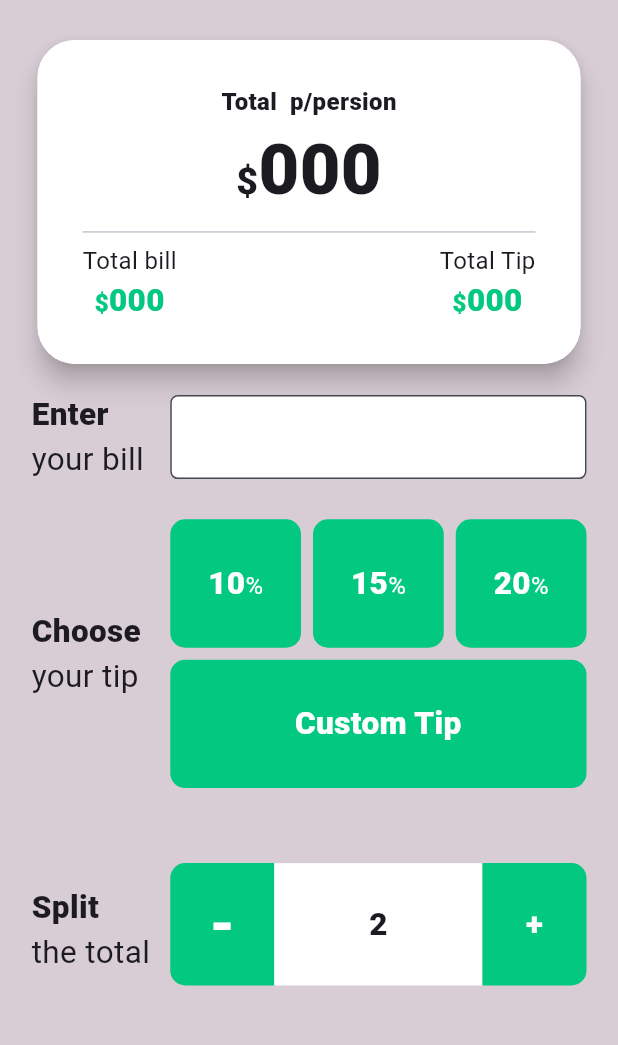
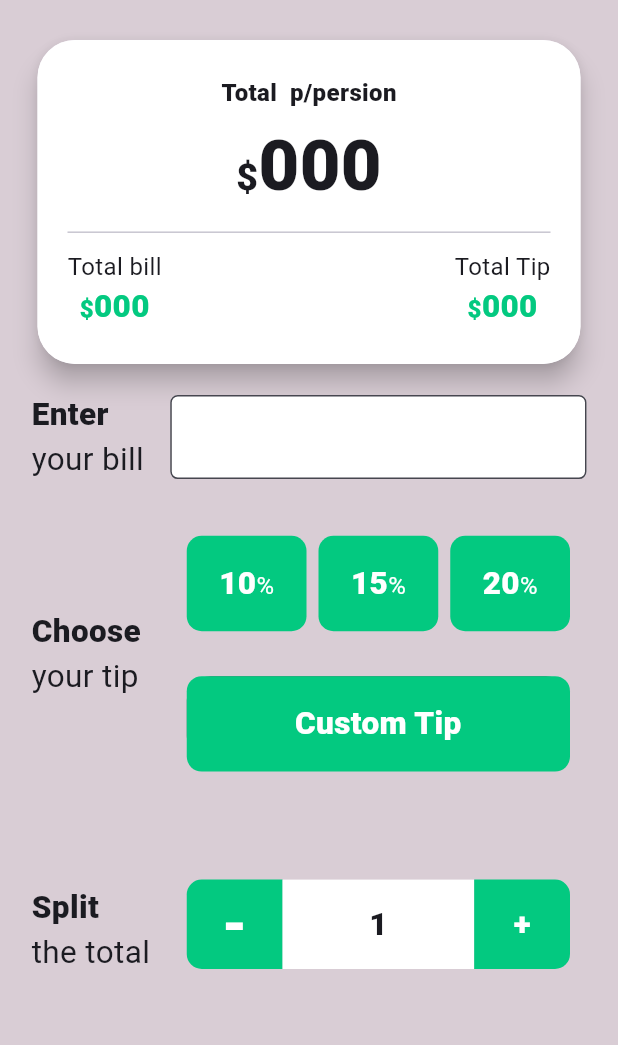
Before and after one commit to sujan759/flutter_Resource_Hub, a Flutter app: the screen it shows after launch, on a phone screen of 412 x 824 dp, the part 132-1177 px from its top. Run offline on Flutter 3.47's test engine with Material 3 defaults, Android fonts, the phone set to English and light mode, and no system bars; our stand-ins replace cached_network_image.

Commit message:
second Ui &  fully function work project complete

```diff
--- a/own_tip_calculator/lib/home_Ui/home.dart
+++ b/own_tip_calculator/lib/home_Ui/home.dart
@@ -8,13 +8,24 @@ class HomePage extends StatefulWidget {
 }
 
 class _HomePageState extends State<HomePage> {
-  var billAmtControler;
+  ///all are global variable // because it is used for any where // function under crete its limited accsses
+  ///
+  var billAmtControler= TextEditingController();
+  int perCount=1;
+  int tipPercent =0;
+  num totalBill=0.0;
+  num totalTipAmt=0.0;
+  num totalAmt=0.0;
+  num perPersonAmt=0.0;
+  bool custumTip= false;
+
 
   @override
   Widget build(BuildContext context) {
     /// SafeArea are used in the app adjucment in the func
     return SafeArea(
       child: Scaffold(
+        resizeToAvoidBottomInset:false,
         backgroundColor: Color(0xFFD9CDD5),
 
         body: Padding(
@@ -51,226 +62,9 @@ class _HomePageState extends State<HomePage> {
 
               Expanded(
                   flex: 2,
-                  child: Row(
-                    mainAxisAlignment: MainAxisAlignment.spaceEvenly,
-                    children: [
-                      Expanded(
-                      child: Text.rich(
-                              TextSpan(
-                                  text: "Split\n",
-                                  style: TextStyle(fontSize: 21, fontWeight: FontWeight.w900),
-                                  children: [
-                                    TextSpan(
-                                      text: "the total",
-                                      style: TextStyle(fontSize: 21, fontWeight: FontWeight.w400
-                                      ),
-                                    ),
-                                  ]
-                            )
-                        ),
-
-                      ),
-                      Expanded(
-                          flex: 3,
-                          child: Column(
-                            children: [
-                              Expanded(
-                                child: Row(
-                                  // mainAxisAlignment: MainAxisAlignment.spaceEvenly,
-                                  children: [
-                                    Expanded(
-                                        child:Container(
-                                          width:double.infinity,
-                                          height: double.infinity,
-                                          decoration: BoxDecoration(
-                                            borderRadius: BorderRadius.only(topLeft: Radius.circular(10),bottomLeft: Radius.circular(10)),
-
-                                            color: Color(0xff03c980),
-
-                                          ),
-                                          child: Center(
-                                            child: Text.rich(
-                                                TextSpan(
-                                                    text: "-",
-                                                    style: TextStyle(
-                                                        fontSize: 38, fontWeight: FontWeight
-                                                        .w900, color: Colors.white),
-
-                                                )
-                                            ),
-                                          ),
-                                        )
-                                    ),
-
-                                    Expanded(
-                                      flex: 2,
-                                        child:Container(
-                                          width:double.infinity,
-                                          height: double.infinity,
-                                          decoration: BoxDecoration(
-                                            // borderRadius: BorderRadius.only(bottomRight: Radius.circular(10),topRight: Radius.circular(10)),
-
-                                            color: Color(0xffffffff),
-
-                                          ),
-                                          child: Center(
-                                            child: Text.rich(
-                                                TextSpan(
-                                                    text: "2",
-                                                    style: TextStyle(
-                                                        fontSize: 21, fontWeight: FontWeight
-                                                        .w900, ),
-
-                                                )
-                                            ),
-                                          ),
-                                        )
-                                    ),
-                                    // SizedBox(width: 8,),
-
-                                    Expanded(
-                                        child:Container(
-                                          width:double.infinity,
-                                          height: double.infinity,
-                                          decoration: BoxDecoration(
-                                            borderRadius: BorderRadius.only(bottomRight: Radius.circular(10),topRight: Radius.circular(10)),
-
-                                            color: Color(0xff03c980),
-
-                                          ),
-                                          child: Center(
-                                            child: Text.rich(
-                                                TextSpan(
-                                                    text: "+",
-                                                    style: TextStyle(
-                                                        fontSize: 21, fontWeight: FontWeight
-                                                        .w900, color: Colors.white),
-
-                                                )
-                                            ),
-                                          ),
-                                        )
-                                    ),
+                  child:lastpart()
 
 
-                                  ],
-                                ),
-                              ),
-                              SizedBox(height: 8,),
-
-                            ],
-                          )
-                      )
-                    ],
-                  ),
-
-                  // child:Row(
-                  //   mainAxisAlignment: MainAxisAlignment.spaceEvenly,
-                  //   children: [
-                  //     Expanded(
-                  //       child: Text.rich(
-                  //           TextSpan(
-                  //               text: "Split\n",
-                  //               style: TextStyle(fontSize: 21, fontWeight: FontWeight.w900),
-                  //               children: [
-                  //                 TextSpan(
-                  //                   text: "the total",
-                  //                   style: TextStyle(fontSize: 21, fontWeight: FontWeight.w400
-                  //                   ),
-                  //                 ),
-                  //               ]
-                  //           )
-                  //       ),
-                  //
-                  //     ),
-                  //     Expanded(
-                  //
-                  //
-                  //         child: Row(
-                  //           mainAxisAlignment: MainAxisAlignment.spaceEvenly,
-                  //           children: [
-                  //             Expanded(
-                  //                 child:Container(
-                  //                   width:double.infinity,
-                  //                   height: double.infinity,
-                  //                   decoration: BoxDecoration(
-                  //                     borderRadius: BorderRadius.only(bottomLeft: Radius.circular(10),topLeft: Radius.circular(10)),
-                  //
-                  //                     color: Color(0xff03c980),
-                  //
-                  //                   ),
-                  //                   child: Center(
-                  //                     child: Text.rich(
-                  //                         TextSpan(
-                  //                             text: "-",
-                  //                             style: TextStyle(
-                  //                                 fontSize: 48, fontWeight: FontWeight
-                  //                                 .w900, color: Colors.white),
-                  //
-                  //                         )
-                  //                     ),
-                  //                   ),
-                  //                 )
-                  //             ),
-                  //             // SizedBox(width: 8,),
-                  //
-                  //             Expanded(
-                  //               flex: 2,
-                  //                 child:Container(
-                  //                   width:double.infinity,
-                  //                   height: double.infinity,
-                  //                   decoration: BoxDecoration(
-                  //                     // borderRadius: BorderRadius.circular(10),
-                  //
-                  //                     color: Color(0xffffffff),
-                  //
-                  //                   ),
-                  //                   child: Center(
-                  //                     child: Text.rich(
-                  //                         TextSpan(
-                  //                             text: "2",
-                  //                             style: TextStyle(
-                  //                                 fontSize: 34, fontWeight: FontWeight
-                  //                                 .w900, ),
-                  //
-                  //                         )
-                  //                     ),
-                  //                   ),
-                  //                 )
-                  //             ),
-                  //             // SizedBox(width: 8,),
-                  //
-                  //             Expanded(
-                  //                 child:Container(
-                  //                   width:double.infinity,
-                  //                   height: double.infinity,
-                  //                   decoration: BoxDecoration(
-                  //                     borderRadius: BorderRadius.only(topRight: Radius.circular(10),bottomRight: Radius.circular(10)),
-                  //
-                  //                     color: Color(0xff03c980),
-                  //
-                  //                   ),
-                  //                   child: Center(
-                  //                     child: Text.rich(
-                  //                         TextSpan(
-                  //                             text: "+",
-                  //                             style: TextStyle(
-                  //                                 fontSize: 38, fontWeight: FontWeight
-                  //                                 .w900, color: Colors.white),
-                  //
-                  //
-                  //                         )
-                  //                     ),
-                  //                   ),
-                  //                 )
-                  //             ),
-                  //
-                  //
-                  //           ],
-                  //         ),
-                  //     ),
-                  //   ],
-                  // ),
               ),
               SizedBox(height: 50,)
 
@@ -332,7 +126,7 @@ class _HomePageState extends State<HomePage> {
 
         ),
         child: Padding(
-          padding: const EdgeInsets.all(30.0),
+          padding: const EdgeInsets.all(20.0),
           child: Column(
             mainAxisAlignment: MainAxisAlignment.spaceEvenly,
             children: [
@@ -345,7 +139,7 @@ class _HomePageState extends State<HomePage> {
                           .w900),
                       children: [
                         TextSpan(
-                          text: "000",
+                          text: "${perPersonAmt==0.0? "000":perPersonAmt.toStringAsFixed(2)}",
                           style: TextStyle(fontSize: 47,
                               fontWeight: FontWeight.w900),
                         ),
@@ -367,7 +161,7 @@ class _HomePageState extends State<HomePage> {
                                   .w900, color: Color(0xff03c980)),
                               children: [
                                 TextSpan(
-                                  text: "000",
+                                  text: "${totalBill==0.0? "000":totalBill.toStringAsFixed(2)}",
                                   style: TextStyle(fontSize: 21,
                                       fontWeight: FontWeight.w900,
                                       color: Color(0xff03c980)),
@@ -389,7 +183,7 @@ class _HomePageState extends State<HomePage> {
                                   .w900, color: Color(0xff03c980)),
                               children: [
                                 TextSpan(
-                                  text: "000",
+                                  text: "${totalTipAmt==0.0? "000":totalTipAmt.toStringAsFixed(2)}",
                                   style: TextStyle(fontSize: 21,
                                       fontWeight: FontWeight.w900,
                                       color: Color(0xff03c980)),
@@ -441,6 +235,7 @@ class _HomePageState extends State<HomePage> {
           flex: 3,
           child: TextField(
             controller: billAmtControler,
+            keyboardType:TextInputType.number ,
             decoration: InputDecoration(
                 fillColor: Colors.white,
                 filled: true,
@@ -482,11 +277,18 @@ Widget getTitelpart4(){
             child: Column(
               children: [
                 Expanded(
+                  child: Padding(
+                    padding: const EdgeInsets.all(11.0),
                     child: Row(
                       // mainAxisAlignment: MainAxisAlignment.spaceEvenly,
                       children: [
                         Expanded(
-                          child:Container(
+                            child:InkWell(
+                              onTap: (){
+                                tipPercent=10;
+                                updateTheResult();
+                              },
+                              child: Container(
                                 width:double.infinity,
                                 height: double.infinity,
                                 decoration: BoxDecoration(
@@ -514,12 +316,18 @@ Widget getTitelpart4(){
                                       )
                                   ),
                                 ),
+                              ),
                             )
                         ),
                         SizedBox(width: 8,),
 
                         Expanded(
-                          child:Container(
+                            child:InkWell(
+                              onTap: (){
+                                tipPercent=15;
+                                updateTheResult();
+                              },
+                              child: Container(
                                 width:double.infinity,
                                 height: double.infinity,
                                 decoration: BoxDecoration(
@@ -547,12 +355,18 @@ Widget getTitelpart4(){
                                       )
                                   ),
                                 ),
+                              ),
                             )
                         ),
                         SizedBox(width: 8,),
 
                         Expanded(
-                          child:Container(
+                            child:InkWell(
+                              onTap: (){
+                                tipPercent=20;
+                                updateTheResult();
+                              },
+                              child: Container(
                                 width:double.infinity,
                                 height: double.infinity,
                                 decoration: BoxDecoration(
@@ -581,6 +395,7 @@ Widget getTitelpart4(){
                                       )
                                   ),
                                 ),
+                              ),
                             )
                         ),
 
@@ -588,8 +403,34 @@ Widget getTitelpart4(){
                       ],
                     ),
                   ),
+                ),
                 SizedBox(height: 8,),
                 Expanded(
+                  child: Padding(
+                    padding: const EdgeInsets.all(11.0),
+                    child: Stack(
+                      children: [
+                        TextField(
+                          // controller: billAmtControler,
+                          keyboardType:TextInputType.number ,
+                          decoration: InputDecoration(
+                              fillColor: Colors.white,
+                              filled: true,
+                              prefixText: "\%",
+                              border: OutlineInputBorder(
+                                  borderRadius: BorderRadius.circular(16)
+                              )
+                          ),
+
+                        ),
+
+                        custumTip? Container():InkWell(
+                          onTap: (){
+                            custumTip=true;
+                            setState(() {
+
+                            });
+                          },
                           child: Container(
                             width:double.infinity,
                             height: double.infinity,
@@ -609,6 +450,11 @@ Widget getTitelpart4(){
                               ),
                             ),
                           ),
+                        ),
+                      ],
+
+                    ),
+                  ),
                 )
               ],
             )
@@ -616,4 +462,157 @@ Widget getTitelpart4(){
       ],
     );
 }
+
+///last part
+Widget lastpart(){
+    return  Row(
+      mainAxisAlignment: MainAxisAlignment.spaceEvenly,
+      children: [
+        Expanded(
+          child: Text.rich(
+              TextSpan(
+                  text: "Split\n",
+                  style: TextStyle(fontSize: 21, fontWeight: FontWeight.w900),
+                  children: [
+                    TextSpan(
+                      text: "the total",
+                      style: TextStyle(fontSize: 21, fontWeight: FontWeight.w400
+                      ),
+                    ),
+                  ]
+              )
+          ),
+
+        ),
+        Expanded(
+            flex: 3,
+            child: Padding(
+              padding: const EdgeInsets.all(11.0),
+              child: Column(
+                children: [
+                  Expanded(
+                    child: Row(
+                      // mainAxisAlignment: MainAxisAlignment.spaceEvenly,
+                      children: [
+                        Expanded(
+                            child:InkWell(
+                              onTap: (){
+                                if(perCount>1){
+                                  perCount --;
+
+                                  updateTheResult();
+
                                 }
+                              },
+                              child: Container(
+                                width:double.infinity,
+                                height: double.infinity,
+                                decoration: BoxDecoration(
+                                  borderRadius: BorderRadius.only(topLeft: Radius.circular(10),bottomLeft: Radius.circular(10)),
+
+                                  color: Color(0xff03c980),
+
+                                ),
+                                child: Center(
+                                  child: Text.rich(
+                                      TextSpan(
+                                        text: "-",
+                                        style: TextStyle(
+                                            fontSize: 38, fontWeight: FontWeight
+                                            .w900, color: Colors.white),
+
+                                      )
+                                  ),
+                                ),
+                              ),
+                            )
+                        ),
+
+                        Expanded(
+                            flex: 2,
+                            child:Container(
+                              width:double.infinity,
+                              height: double.infinity,
+                              decoration: BoxDecoration(
+                                // borderRadius: BorderRadius.only(bottomRight: Radius.circular(10),topRight: Radius.circular(10)),
+
+                                color: Color(0xffffffff),
+
+                              ),
+                              child: Center(
+                                child: Text.rich(
+                                    TextSpan(
+                                      text: "$perCount",
+                                      style: TextStyle(
+                                        fontSize: 21, fontWeight: FontWeight
+                                          .w900, ),
+
+                                    )
+                                ),
+                              ),
+                            )
+                        ),
+                        // SizedBox(width: 8,),
+
+                        Expanded(
+                            child:InkWell(
+                              onTap: (){
+                                perCount ++;
+                                updateTheResult();
+                              },
+                              child: Container(
+                                width:double.infinity,
+                                height: double.infinity,
+                                decoration: BoxDecoration(
+                                  borderRadius: BorderRadius.only(bottomRight: Radius.circular(10),topRight: Radius.circular(10)),
+
+                                  color: Color(0xff03c980),
+
+                                ),
+                                child: Center(
+                                  child: Text.rich(
+                                      TextSpan(
+                                        text: "+",
+
+                                        style: TextStyle(
+                                            fontSize: 21, fontWeight: FontWeight
+                                            .w900, color: Colors.white),
+
+                                      )
+                                  ),
+                                ),
+                              ),
+                            )
+                        ),
+
+
+                      ],
+                    ),
+                  ),
+                  SizedBox(height: 8,),
+
+                ],
+              ),
+            )
+        )
+      ],
+    );
+}
+
+///logic function calculate tip
+void updateTheResult(){
+   if(billAmtControler.text!= ""){
+     totalBill=double.parse(billAmtControler.text.toString());
+     totalTipAmt=totalBill*(tipPercent/100);
+     totalAmt=totalBill+totalTipAmt;
+     perPersonAmt=totalAmt/perCount;
+     setState(() {
+
+     });
+
+   }else{
+     perCount =1;
+   }
+}
+
+}
```
Lines whose indentation alone changed are shown as unchanged.
